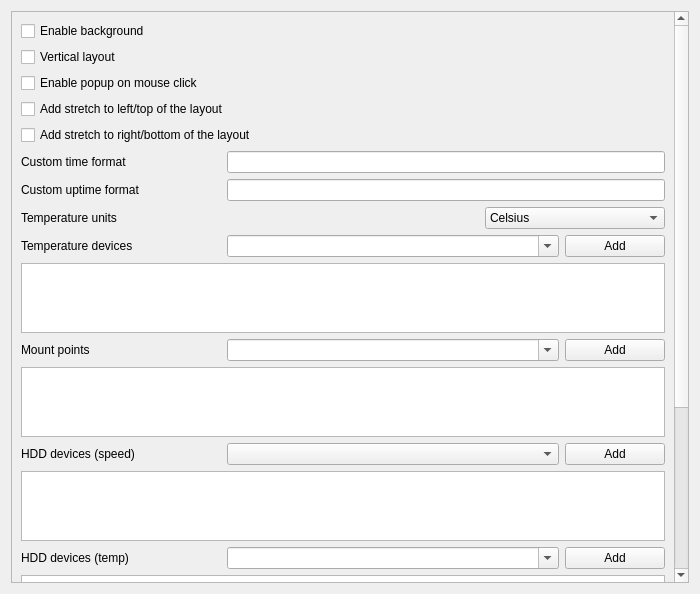
Before: the Qt Designer form sources/ptm/contents/ui/advanced.ui in arcan1s/awesome-widgets, drawn with Qt 5.
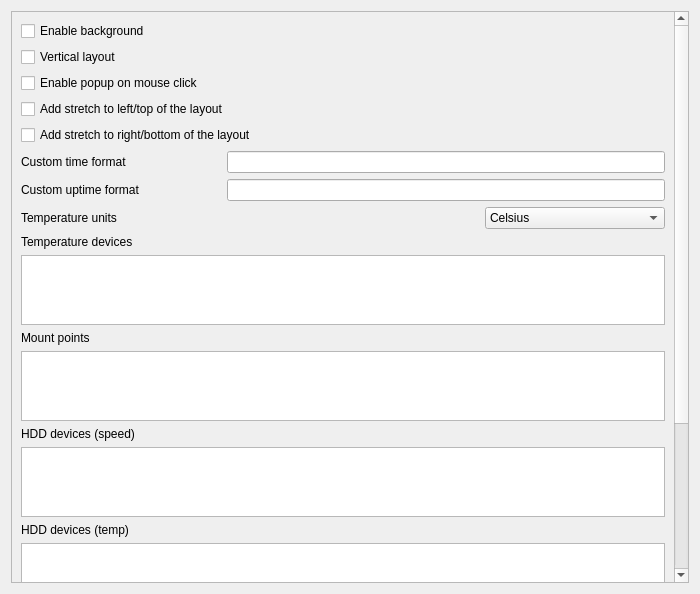
After: the same form once the commit is applied.

Commit message: rewrite advanced config to better view

The edit to the form file:
```diff
--- a/sources/ptm/contents/ui/advanced.ui
+++ b/sources/ptm/contents/ui/advanced.ui
@@ -42,8 +42,8 @@
        <rect>
         <x>0</x>
         <y>0</y>
-        <width>666</width>
-        <height>848</height>
+        <width>677</width>
+        <height>752</height>
        </rect>
       </property>
       <layout class="QVBoxLayout" name="verticalLayout_8">
@@ -214,8 +214,6 @@
        <item>
         <layout class="QVBoxLayout" name="layout_tempDevice">
          <item>
-          <layout class="QHBoxLayout" name="layout_tempDeviceSelect">
-           <item>
             <widget class="QLabel" name="label_tempDevice">
              <property name="minimumSize">
               <size>
@@ -229,34 +227,6 @@
             </widget>
            </item>
            <item>
-            <widget class="QComboBox" name="comboBox_tempDevice">
-             <property name="sizePolicy">
-              <sizepolicy hsizetype="Expanding" vsizetype="Fixed">
-               <horstretch>0</horstretch>
-               <verstretch>0</verstretch>
-              </sizepolicy>
-             </property>
-             <property name="editable">
-              <bool>true</bool>
-             </property>
-            </widget>
-           </item>
-           <item>
-            <widget class="QPushButton" name="pushButton_tempDevice">
-             <property name="minimumSize">
-              <size>
-               <width>100</width>
-               <height>0</height>
-              </size>
-             </property>
-             <property name="text">
-              <string>Add</string>
-             </property>
-            </widget>
-           </item>
-          </layout>
-         </item>
-         <item>
           <widget class="QListWidget" name="listWidget_tempDevice">
            <property name="toolTip">
             <string>Editable
@@ -269,8 +239,6 @@
        <item>
         <layout class="QVBoxLayout" name="layout_mount">
          <item>
-          <layout class="QHBoxLayout" name="layout_mountSelect">
-           <item>
             <widget class="QLabel" name="label_mount">
              <property name="minimumSize">
               <size>
@@ -284,34 +252,6 @@
             </widget>
            </item>
            <item>
-            <widget class="QComboBox" name="comboBox_mount">
-             <property name="sizePolicy">
-              <sizepolicy hsizetype="Expanding" vsizetype="Fixed">
-               <horstretch>0</horstretch>
-               <verstretch>0</verstretch>
-              </sizepolicy>
-             </property>
-             <property name="editable">
-              <bool>true</bool>
-             </property>
-            </widget>
-           </item>
-           <item>
-            <widget class="QPushButton" name="pushButton_mount">
-             <property name="minimumSize">
-              <size>
-               <width>100</width>
-               <height>0</height>
-              </size>
-             </property>
-             <property name="text">
-              <string>Add</string>
-             </property>
-            </widget>
-           </item>
-          </layout>
-         </item>
-         <item>
           <widget class="QListWidget" name="listWidget_mount">
            <property name="toolTip">
             <string>Editable
@@ -324,8 +264,6 @@
        <item>
         <layout class="QVBoxLayout" name="layout_hddSpeedDevice">
          <item>
-          <layout class="QHBoxLayout" name="layout_hddSpeedDeviceSelect">
-           <item>
             <widget class="QLabel" name="label_hddSpeedDevice">
              <property name="minimumSize">
               <size>
@@ -339,31 +277,6 @@
             </widget>
            </item>
            <item>
-            <widget class="QComboBox" name="comboBox_hddSpeedDevice">
-             <property name="sizePolicy">
-              <sizepolicy hsizetype="Expanding" vsizetype="Fixed">
-               <horstretch>0</horstretch>
-               <verstretch>0</verstretch>
-              </sizepolicy>
-             </property>
-            </widget>
-           </item>
-           <item>
-            <widget class="QPushButton" name="pushButton_hddSpeedDevice">
-             <property name="minimumSize">
-              <size>
-               <width>100</width>
-               <height>0</height>
-              </size>
-             </property>
-             <property name="text">
-              <string>Add</string>
-             </property>
-            </widget>
-           </item>
-          </layout>
-         </item>
-         <item>
           <widget class="QListWidget" name="listWidget_hddSpeedDevice">
            <property name="toolTip">
             <string>Editable
@@ -376,8 +289,6 @@
        <item>
         <layout class="QVBoxLayout" name="layout_hddDevice">
          <item>
-          <layout class="QHBoxLayout" name="layout_hddDeviceSelect">
-           <item>
             <widget class="QLabel" name="label_hddDevice">
              <property name="minimumSize">
               <size>
@@ -391,34 +302,6 @@
             </widget>
            </item>
            <item>
-            <widget class="QComboBox" name="comboBox_hddDevice">
-             <property name="sizePolicy">
-              <sizepolicy hsizetype="Expanding" vsizetype="Fixed">
-               <horstretch>0</horstretch>
-               <verstretch>0</verstretch>
-              </sizepolicy>
-             </property>
-             <property name="editable">
-              <bool>true</bool>
-             </property>
-            </widget>
-           </item>
-           <item>
-            <widget class="QPushButton" name="pushButton_hddDevice">
-             <property name="minimumSize">
-              <size>
-               <width>100</width>
-               <height>0</height>
-              </size>
-             </property>
-             <property name="text">
-              <string>Add</string>
-             </property>
-            </widget>
-           </item>
-          </layout>
-         </item>
-         <item>
           <widget class="QListWidget" name="listWidget_hddDevice">
            <property name="toolTip">
             <string>Editable
```
Left out of the diff: 11 changed lines with no effect on the pictures. Lines whose indentation alone changed are shown as unchanged. The commit also changes 2 other files.
